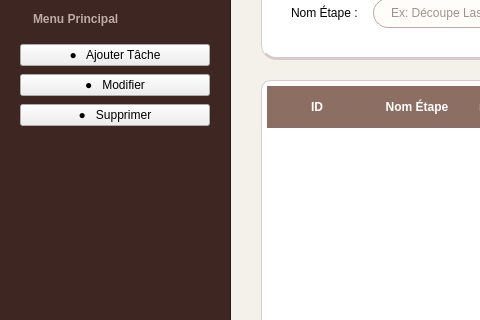
Esprit-UP-Algo/projetcpp2526-s2-2a6-smart-leather-goods-fm-2a6, file mainwindow.ui: the form before one commit; both pictures show x 0 to 480 and y 119 to 439 of the 1250 by 800 pixel window.
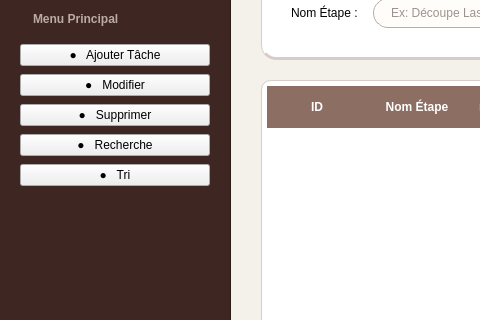
The form after the commit. The open tabs and pages were chosen to show the change.

Commit message: V1: Ajout du module (Planification)

```diff
--- a/mainwindow.ui
+++ b/mainwindow.ui
@@ -281,6 +281,26 @@
          </property>
         </widget>
        </item>
+       <item>
+        <widget class="QPushButton" name="btn_recherche">
+         <property name="text">
+          <string>●   Recherche</string>
+         </property>
+         <property name="class" stdset="0">
+          <string>sidebar_btn</string>
+         </property>
+        </widget>
+       </item>
+       <item>
+        <widget class="QPushButton" name="btn_trier">
+         <property name="text">
+          <string>●   Tri</string>
+         </property>
+         <property name="class" stdset="0">
+          <string>sidebar_btn</string>
+         </property>
+        </widget>
+       </item>
        <item>
         <spacer name="verticalSpacer_sidebar">
          <property name="orientation">
```
Left out of the diff: 2 changed lines with no effect on the pictures. The commit also changes 1 other file.
